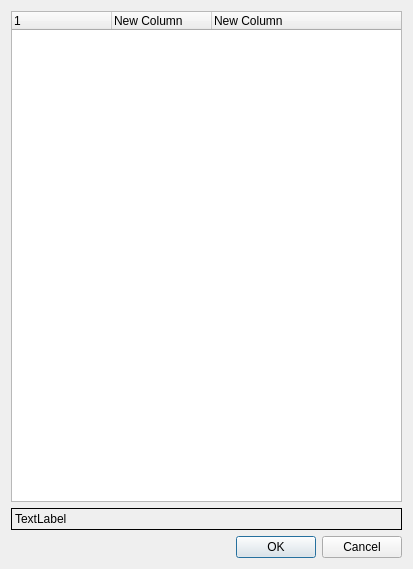
Old version of the form passfaildialog.ui in the repository imatest/Operator-Console-Qt.
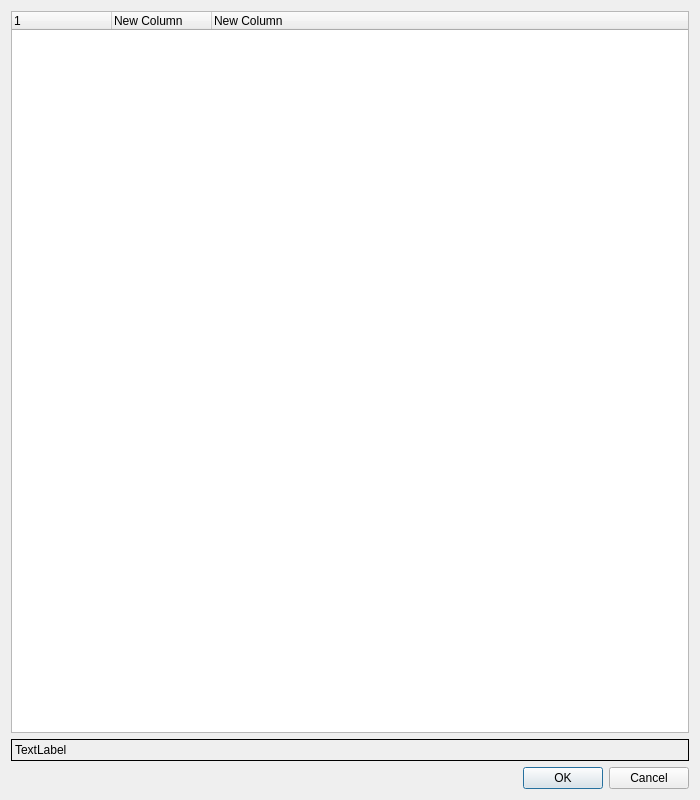
New version of the form.

Commit message: Updating the default size

```diff
--- a/passfaildialog.ui
+++ b/passfaildialog.ui
@@ -9,8 +9,8 @@
    <rect>
     <x>0</x>
     <y>0</y>
-    <width>413</width>
-    <height>569</height>
+    <width>700</width>
+    <height>800</height>
    </rect>
   </property>
   <property name="windowTitle">
```
